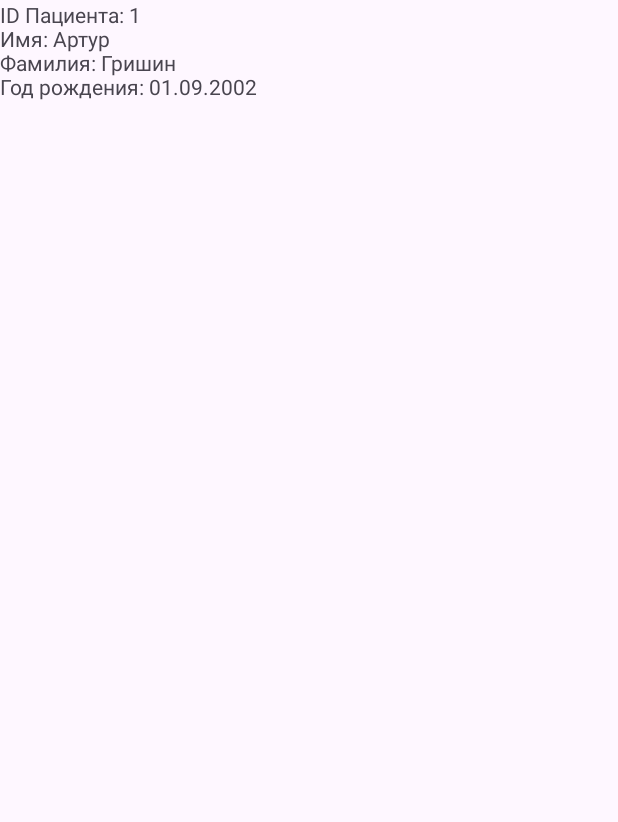
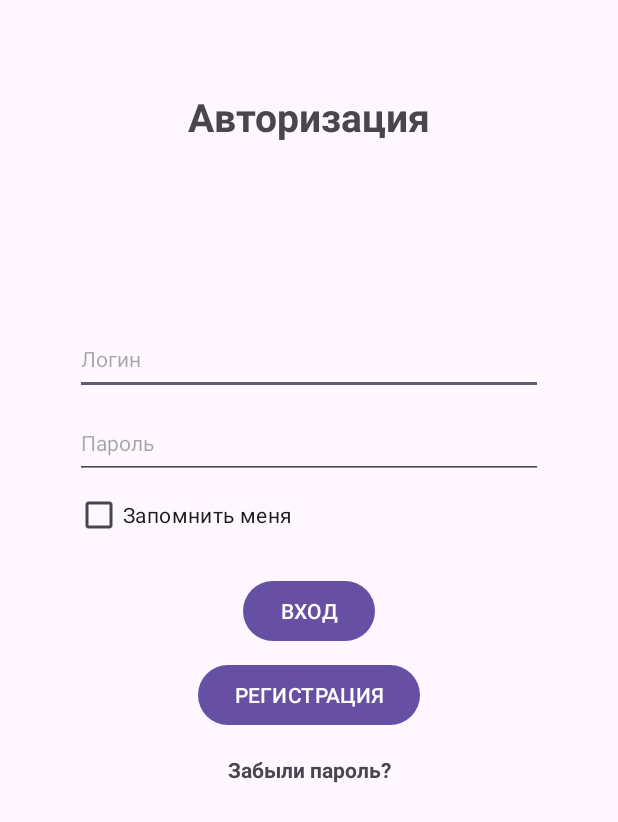
Before and after one commit to arti246/kursovaya, an Android app: the screen it shows after launch (MainActivity before the commit, LoginActivity after it), on a phone screen of 412 x 824 dp. Shown: the top 822 px of the screen. Run offline under Robolectric (Android 15) with nearby library versions, the phone set to English and light mode, and no system bars.

Commit message:
Correction of errors. Authorization activity, password change activity

```diff
--- a/app/src/main/java/Model/Patient.java
+++ b/app/src/main/java/Model/Patient.java
@@ -16,7 +16,7 @@ public class Patient {
     public static final String KEY_ID_PATIENT = "idPatient";
     public static final String KEY_ID_USER = "idUser";
     public static final String KEY_NAME = "name";
-    public static final String KEY_SURNAME = "surname";
+    public static final String KEY_SURNAME = "suTABLE_NAMErname";
     public static final String KEY_PATRONYMIC = "patronymic";
     public static final String KEY_DATA_BIRTH = "year_birth";
     public static final String KEY_GENDER = "gender";
--- /dev/null
+++ b/app/src/main/java/com/example/kursovaya/LoginActivity.java
@@ -0,0 +1,168 @@
+package com.example.kursovaya;
+
+import android.content.Intent;
+import android.content.SharedPreferences;
+import android.os.Bundle;
+import android.preference.PreferenceManager;
+import android.view.View;
+import android.widget.Button;
+import android.widget.CheckBox;
+import android.widget.CompoundButton;
+import android.widget.EditText;
+import android.widget.TextView;
+import android.widget.Toast;
+
+import androidx.activity.EdgeToEdge;
+import androidx.appcompat.app.AppCompatActivity;
+import androidx.core.graphics.Insets;
+import androidx.core.view.ViewCompat;
+import androidx.core.view.WindowInsetsCompat;
+import android.content.SharedPreferences;
+
+import java.util.ResourceBundle;
+
+import Data.DatabaseHelper;
+import Model.User;
+import Utils.EditTextUtils;
+
+public class LoginActivity extends AppCompatActivity {
+
+    private static final String PREFS_FILE = "Account";
+    private static final String PREF_LOGIN = "Login";
+    private static final String PREF_PASSWORD = "Password";
+
+    EditText editTextLogin, editTextPassword;
+    Button buttonLogin, buttonRegister;
+    CheckBox checkBoxRemember;
+    TextView textViewForgotPassword;
+    DatabaseHelper myDb;
+    User userLogin;
+    SharedPreferences settings;
+
+    @Override
+    protected void onCreate(Bundle savedInstanceState) {
+        super.onCreate(savedInstanceState);
+        EdgeToEdge.enable(this);
+        setContentView(R.layout.activity_login);
+        ViewCompat.setOnApplyWindowInsetsListener(findViewById(R.id.main), (v, insets) -> {
+            Insets systemBars = insets.getInsets(WindowInsetsCompat.Type.systemBars());
+            v.setPadding(systemBars.left, systemBars.top, systemBars.right, systemBars.bottom);
+            return insets;
+        });
+
+        buttonLogin = findViewById(R.id.buttonLogin);
+        buttonRegister = findViewById(R.id.buttonRegister);
+        checkBoxRemember = findViewById(R.id.checkBoxRemember);
+        textViewForgotPassword = findViewById(R.id.textViewForgotPassword);
+        editTextLogin = findViewById(R.id.editTextLogin);
+        editTextPassword = findViewById(R.id.editTextPassword);
+
+        myDb = new DatabaseHelper(this);
+
+        settings = getSharedPreferences(PREFS_FILE, MODE_PRIVATE);
+        getDataUser(editTextLogin, editTextPassword);
+
+        if (!editTextLogin.getText().toString().isEmpty() &&
+                !editTextPassword.getText().toString().isEmpty()) {
+            checkBoxRemember.setChecked(true);
+        }
+
+        buttonRegister.setOnClickListener(new View.OnClickListener() {
+            @Override
+            public void onClick(View v) {
+                String login = EditTextUtils.checkEditTextIsEmpty(editTextLogin);
+                String password = EditTextUtils.checkEditTextPassword(editTextPassword);
+
+                if (!login.isEmpty() && !password.isEmpty()) {
+                    userLogin = new User(login, password);
+                    int idUser = myDb.checkUserByLogin(userLogin);
+
+                    if (idUser == -1) {
+                        int idNewUser = myDb.addUser(userLogin);
+                        if (idNewUser != 0) {
+                            Toast.makeText(LoginActivity.this, "Регистрация прошла успешна!", Toast.LENGTH_SHORT).show();
+
+                            if (checkBoxRemember.isChecked()) {
+                                saveDataUser(editTextLogin, editTextPassword);
+                            } else {
+                                removeDataUser();
+                            }
+
+                            Intent intent = new Intent(LoginActivity.this, MainActivity.class);
+                            intent.putExtra("idUser", idNewUser);
+                            startActivity(intent);
+                            finish();
+                        } else {
+                            Toast.makeText(LoginActivity.this, "Возникла проблема с регистрацией!", Toast.LENGTH_SHORT).show();
+                        }
+                    } else {
+                        Toast.makeText(LoginActivity.this, "Пользватель с таким логином уже существует!", Toast.LENGTH_SHORT).show();
+                    }
+                }
+            }
+        });
+
+        buttonLogin.setOnClickListener(new View.OnClickListener() {
+            @Override
+            public void onClick(View v) {
+                String login = EditTextUtils.checkEditTextIsEmpty(editTextLogin);
+                String password = EditTextUtils.checkEditTextPassword(editTextPassword);
+
+                if (!login.isEmpty() && !password.isEmpty()) {
+                    userLogin = new User(login, password);
+                    int idUser = myDb.checkUserForAuthorization(userLogin);
+
+                    if (idUser != -1) {
+                        Toast.makeText(LoginActivity.this, "Успешная авторизация!", Toast.LENGTH_SHORT).show();
+
+                        if (checkBoxRemember.isChecked()) {
+                            saveDataUser(editTextLogin, editTextPassword);
+                        } else {
+                            removeDataUser();
+                        }
+
+                        Intent intent = new Intent(LoginActivity.this, MainActivity.class);
+                        intent.putExtra("idUser", idUser);
+                        startActivity(intent);
+                        finish();
+
+                    } else {
+                        Toast.makeText(LoginActivity.this, "Введённый логин и пароль не существуют!", Toast.LENGTH_SHORT).show();
+                    }
+                }
+            }
+        });
+
+        textViewForgotPassword.setOnClickListener(new View.OnClickListener() {
+            @Override
+            public void onClick(View v) {
+                Intent intent = new Intent(LoginActivity.this,
+                        RecoverPasswordActivity.class);
+                startActivity(intent);
+            }
+        });
+    }
+
+    public void saveDataUser(EditText editTextLogin, EditText editTextPassword) {
+        // получаем введенное имя
+        String login = editTextLogin.getText().toString();
+        String password = editTextPassword.getText().toString();
+
+        // сохраняем его в настройках
+        SharedPreferences.Editor prefEditor = settings.edit();
+        prefEditor.putString(PREF_LOGIN, login);
+        prefEditor.putString(PREF_PASSWORD, password);
+        prefEditor.apply();
+    }
+
+    public void getDataUser(EditText editTextLogin, EditText editTextPassword) {
+        editTextLogin.setText(settings.getString(PREF_LOGIN, null));
+        editTextPassword.setText(settings.getString(PREF_PASSWORD, null));
+    }
+
+    public void removeDataUser() {
+        SharedPreferences.Editor prefEditor = settings.edit();
+        prefEditor.remove(PREF_LOGIN);
+        prefEditor.remove(PREF_PASSWORD);
+    }
+}
--- a/app/src/main/java/com/example/kursovaya/MainActivity.java
+++ b/app/src/main/java/com/example/kursovaya/MainActivity.java
@@ -1,5 +1,6 @@
 package com.example.kursovaya;
 
+import android.content.Intent;
 import android.database.sqlite.SQLiteDatabase;
 import android.os.Bundle;
 import android.widget.TextView;
@@ -29,14 +30,17 @@ public class MainActivity extends AppCompatActivity {
             return insets;
         });
 
+        Intent intent = getIntent();
+        int iserId = intent.getIntExtra("idUser", -1);
+
         DatabaseHelper dbHelper = new DatabaseHelper(this);
         SQLiteDatabase db = dbHelper.openDatabase();
 
         List<Patient> patientList;
 
         //Вывод всех записей из таблицы Patient
-//        patientList = dbHelper.getAllPatient();
-//        displayPatientList(patientList);
+        patientList = dbHelper.getAllPatient();
+        displayPatientList(patientList);
 
         //Добавление нового пациента
 /*        User userAdd = new User("artur2002", "12345123");
@@ -44,7 +48,7 @@ public class MainActivity extends AppCompatActivity {
         Patient patientAdd = new Patient(idUserAdd, "Пётр", "Петров",
                 "Петрович", "02.02.1993", "м",
                 "ул. Гоголя, д. 34", "88005553536", "9876543210147852");
-        idNewPatient = dbHelper.addPatient(patientAdd);
+        dbHelper.addPatient(patientAdd);
         patientList = dbHelper.getAllPatient();
         displayPatientList(patientList);*/
 
@@ -58,9 +62,9 @@ public class MainActivity extends AppCompatActivity {
         displayPatientList(patientList);*/
 
         //Удаление пациента
-        dbHelper.deletePatient(dbHelper.getPatient(2));
+/*        dbHelper.deletePatient(dbHelper.getPatient(2));
         patientList = dbHelper.getAllPatient();
-        displayPatientList(patientList);
+        displayPatientList(patientList);*/
     }
 
     public void displayPatientList(List<Patient> patients) {
--- /dev/null
+++ b/app/src/main/res/layout/activity_login.xml
@@ -0,0 +1,97 @@
+<?xml version="1.0" encoding="utf-8"?>
+<androidx.constraintlayout.widget.ConstraintLayout xmlns:android="http://schemas.android.com/apk/res/android"
+    xmlns:app="http://schemas.android.com/apk/res-auto"
+    xmlns:tools="http://schemas.android.com/tools"
+    android:id="@+id/main"
+    android:layout_width="match_parent"
+    android:layout_height="match_parent"
+    tools:context=".LoginActivity"
+    android:padding="16dp">
+
+    <EditText
+        android:id="@+id/editTextLogin"
+        android:layout_width="match_parent"
+        android:layout_height="wrap_content"
+        android:layout_marginStart="50dp"
+        android:layout_marginTop="120dp"
+        android:layout_marginEnd="50dp"
+        android:hint="Логин"
+        android:minHeight="48dp"
+        android:textSize="14sp"
+        app:layout_constraintEnd_toEndOf="parent"
+        app:layout_constraintStart_toStartOf="parent"
+        app:layout_constraintTop_toBottomOf="@+id/textViewInfo" />
+
+    <EditText
+        android:id="@+id/editTextPassword"
+        android:layout_width="match_parent"
+        android:layout_height="wrap_content"
+        android:layout_marginStart="50dp"
+        android:layout_marginTop="8dp"
+        android:layout_marginEnd="50dp"
+        android:hint="Пароль"
+        android:inputType="textPassword"
+        android:minHeight="48dp"
+        android:textSize="14sp"
+        app:layout_constraintEnd_toEndOf="parent"
+        app:layout_constraintStart_toStartOf="parent"
+        app:layout_constraintTop_toBottomOf="@+id/editTextLogin" />
+
+    <Button
+        android:id="@+id/buttonLogin"
+        android:layout_width="wrap_content"
+        android:layout_height="wrap_content"
+        android:layout_marginTop="16dp"
+        android:text="ВХОД"
+        android:textSize="14sp"
+        app:layout_constraintEnd_toEndOf="parent"
+        app:layout_constraintStart_toStartOf="parent"
+        app:layout_constraintTop_toBottomOf="@+id/checkBoxRemember" />
+
+    <Button
+        android:id="@+id/buttonRegister"
+        android:layout_width="wrap_content"
+        android:layout_height="wrap_content"
+        android:layout_marginTop="8dp"
+        android:text="РЕГИСТРАЦИЯ"
+        android:textSize="14sp"
+        app:layout_constraintEnd_toEndOf="parent"
+        app:layout_constraintStart_toStartOf="parent"
+        app:layout_constraintTop_toBottomOf="@+id/buttonLogin" />
+
+    <TextView
+        android:id="@+id/textViewInfo"
+        android:layout_width="wrap_content"
+        android:layout_height="wrap_content"
+        android:layout_marginTop="60dp"
+        android:text="Авторизация"
+        android:textSize="26sp"
+        android:textStyle="bold"
+        app:layout_constraintEnd_toEndOf="parent"
+        app:layout_constraintStart_toStartOf="parent"
+        app:layout_constraintTop_toTopOf="parent" />
+
+    <TextView
+        android:id="@+id/textViewForgotPassword"
+        android:layout_width="wrap_content"
+        android:layout_height="wrap_content"
+        android:layout_marginTop="16dp"
+        android:text="Забыли пароль?"
+        android:textSize="14sp"
+        android:textStyle="bold"
+
+        app:layout_constraintEnd_toEndOf="parent"
+        app:layout_constraintStart_toStartOf="parent"
+        app:layout_constraintTop_toBottomOf="@+id/buttonRegister" />
+
+    <CheckBox
+        android:id="@+id/checkBoxRemember"
+        android:layout_width="wrap_content"
+        android:layout_height="wrap_content"
+        android:layout_marginStart="50dp"
+        android:text="Запомнить меня"
+        android:textSize="14sp"
+        app:layout_constraintStart_toStartOf="parent"
+        app:layout_constraintTop_toBottomOf="@+id/editTextPassword" />
+
+</androidx.constraintlayout.widget.ConstraintLayout>
--- /dev/null
+++ b/app/src/main/res/values-land/dimens.xml
@@ -0,0 +1,3 @@
+<resources>
+    <dimen name="activity_horizontal_margin">48dp</dimen>
+</resources>
--- /dev/null
+++ b/app/src/main/res/values-w1240dp/dimens.xml
@@ -0,0 +1,3 @@
+<resources>
+    <dimen name="activity_horizontal_margin">200dp</dimen>
+</resources>
--- /dev/null
+++ b/app/src/main/res/values-w600dp/dimens.xml
@@ -0,0 +1,3 @@
+<resources>
+    <dimen name="activity_horizontal_margin">48dp</dimen>
+</resources>
--- /dev/null
+++ b/app/src/main/res/values/dimens.xml
@@ -0,0 +1,5 @@
+<resources>
+    <!-- Default screen margins, per the Android Design guidelines. -->
+    <dimen name="activity_horizontal_margin">16dp</dimen>
+    <dimen name="activity_vertical_margin">16dp</dimen>
+</resources>
--- a/gradle/libs.versions.toml
+++ b/gradle/libs.versions.toml
@@ -7,6 +7,9 @@ appcompat = "1.7.0"
 material = "1.12.0"
 activity = "1.9.3"
 constraintlayout = "2.2.0"
+annotation = "1.6.0"
+lifecycleLivedataKtx = "2.8.7"
+lifecycleViewmodelKtx = "2.8.7"
 
 [libraries]
 junit = { group = "junit", name = "junit", version.ref = "junit" }
@@ -16,6 +19,9 @@ appcompat = { group = "androidx.appcompat", name = "appcompat", version.ref = "a
 material = { group = "com.google.android.material", name = "material", version.ref = "material" }
 activity = { group = "androidx.activity", name = "activity", version.ref = "activity" }
 constraintlayout = { group = "androidx.constraintlayout", name = "constraintlayout", version.ref = "constraintlayout" }
+annotation = { group = "androidx.annotation", name = "annotation", version.ref = "annotation" }
+lifecycle-livedata-ktx = { group = "androidx.lifecycle", name = "lifecycle-livedata-ktx", version.ref = "lifecycleLivedataKtx" }
+lifecycle-viewmodel-ktx = { group = "androidx.lifecycle", name = "lifecycle-viewmodel-ktx", version.ref = "lifecycleViewmodelKtx" }
 
 [plugins]
 android-application = { id = "com.android.application", version.ref = "agp" }
```
Also changed, not shown: app/build.gradle (+7 -0 lines), app/src/main/AndroidManifest.xml (+7 -1 lines), app/src/main/java/Data/DatabaseHelper.java (+44 -0 lines), app/src/main/java/Utils/EditTextUtils.java (added, +34 -0 lines), app/src/main/java/com/example/kursovaya/RecoverPasswordActivity.java (added, +89 -0 lines), app/src/main/res/layout/activity_recover_password.xml (added, +89 -0 lines), app/src/main/res/values/strings.xml (+9 -0 lines).
